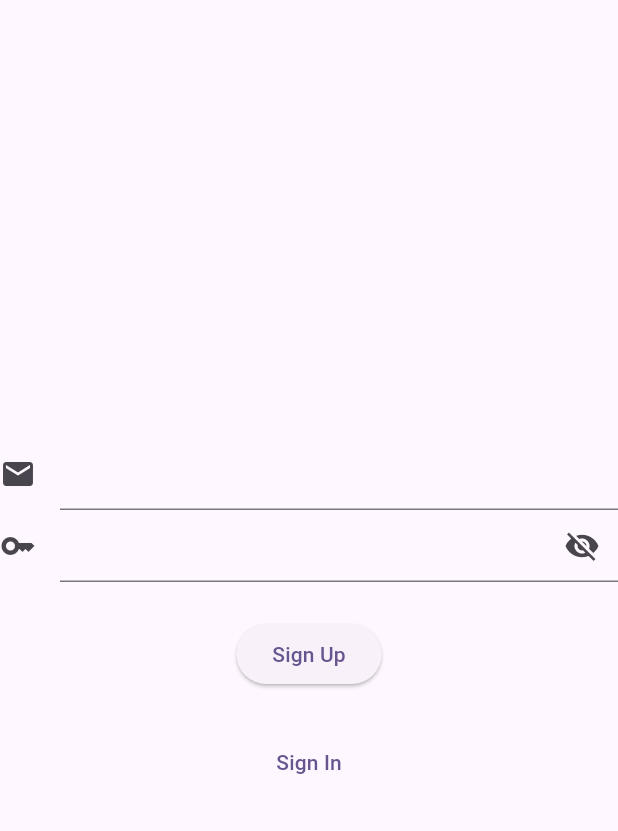
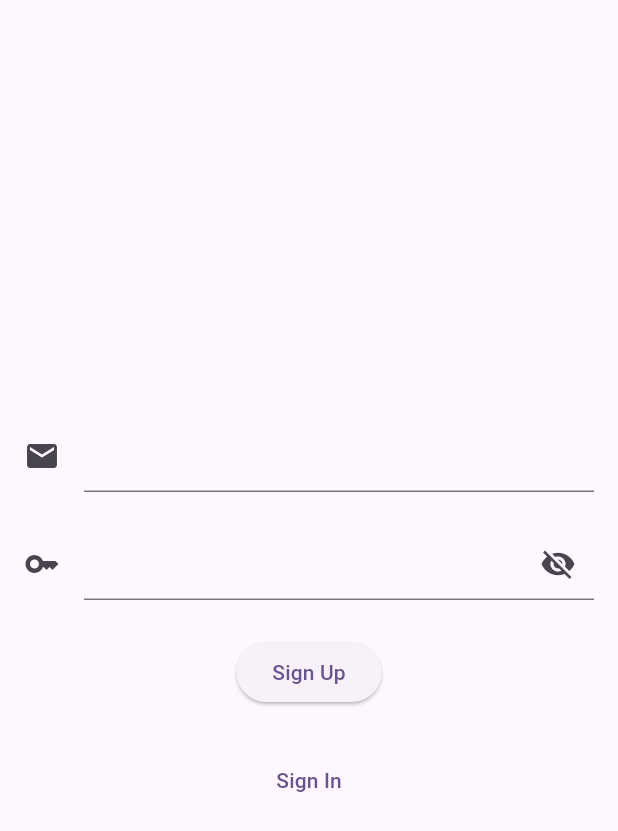
Before and after one commit to abe-tk/flutter-todo-app, a Flutter app: the screen it shows after launch, after a tap on "Sign Up", on a phone screen of 412 x 824 dp. Shown: the top 831 px of the screen. Run offline on Flutter 3.47's test engine with Material 3 defaults, Android fonts, the phone set to English and light mode, and no system bars; our stand-ins replace cloud_firestore, firebase_auth, firebase_core, flutter_hooks, freezed_annotation, gap and 3 more; accounts and stored records are empty; generated files the repository leaves out were written again; network calls fail.

Commit message:
サインイン画面とサインアップ画面の余白を調整

```diff
--- a/lib/presentation/page/auth/sign_in_page.dart
+++ b/lib/presentation/page/auth/sign_in_page.dart
@@ -1,6 +1,5 @@
 import 'package:flutter/material.dart';
 import 'package:flutter_hooks/flutter_hooks.dart';
-import 'package:gap/gap.dart';
 import 'package:hooks_riverpod/hooks_riverpod.dart';
 
 import '../../../feature/auth/application/usecase/auth_usecase.dart';
@@ -61,6 +60,7 @@ class SignInPage extends HookConsumerWidget with PageMixin {
           padding: const EdgeInsets.symmetric(horizontal: 16),
           child: Column(
             mainAxisSize: MainAxisSize.min,
+            spacing: 24,
             children: [
               AppTextFormField(
                 controller: emailController,
@@ -74,9 +74,7 @@ class SignInPage extends HookConsumerWidget with PageMixin {
                   pwdObscureText.value = !pwdObscureText.value;
                 },
               ),
-              const Gap(24),
               ElevatedButton(onPressed: signIn, child: Text(l10n.signIn)),
-              const Gap(24),
               TextButton(
                 onPressed: () {
                   const SignUpPageRoute().go(context);
--- a/lib/presentation/page/auth/sign_up_page.dart
+++ b/lib/presentation/page/auth/sign_up_page.dart
@@ -1,6 +1,5 @@
 import 'package:flutter/material.dart';
 import 'package:flutter_hooks/flutter_hooks.dart';
-import 'package:gap/gap.dart';
 import 'package:go_router/go_router.dart';
 import 'package:hooks_riverpod/hooks_riverpod.dart';
 
@@ -58,8 +57,11 @@ class SignUpPage extends HookConsumerWidget with PageMixin {
 
     return Scaffold(
       body: Center(
+        child: Padding(
+          padding: const EdgeInsets.symmetric(horizontal: 16),
           child: Column(
             mainAxisSize: MainAxisSize.min,
+            spacing: 24,
             children: [
               AppTextFormField(
                 controller: emailController,
@@ -73,9 +75,7 @@ class SignUpPage extends HookConsumerWidget with PageMixin {
                   pwdObscureText.value = !pwdObscureText.value;
                 },
               ),
-            const Gap(24),
               ElevatedButton(onPressed: signUp, child: Text(l10n.signUp)),
-            const Gap(24),
               TextButton(
                 onPressed: () {
                   context.pop();
@@ -85,6 +85,7 @@ class SignUpPage extends HookConsumerWidget with PageMixin {
             ],
           ),
         ),
+      ),
     );
   }
 }
```
Lines whose indentation alone changed are shown as unchanged.
